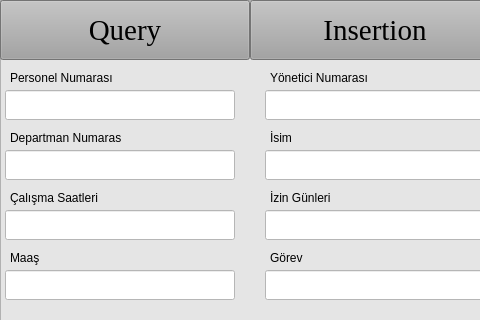
uzayyildiztaskan/Database-Project-BIL-372, file components/personelQueryFrame.ui: the form before one commit; both pictures show x 0 to 480 and y 0 to 320 of the 1000 by 800 pixel window.
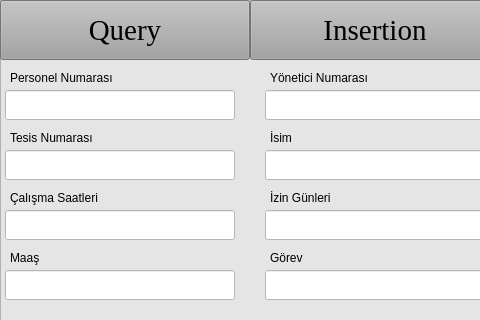
The form after the commit.

The edit to the form file:
```diff
--- a/components/personelQueryFrame.ui
+++ b/components/personelQueryFrame.ui
@@ -504,7 +504,7 @@
       </rect>
      </property>
      <property name="text">
-      <string>Departman Numarası</string>
+      <string>Tesis Numarası</string>
      </property>
     </widget>
     <widget class="QLabel" name="label_33">
```
Left out of the diff: 18 changed lines with no effect on the pictures.
